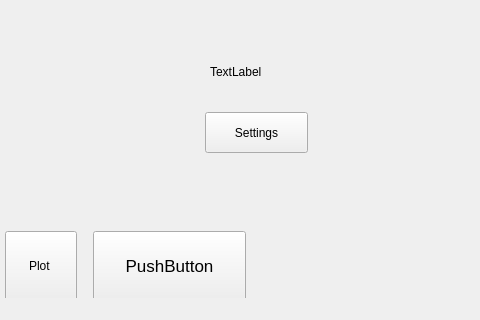
Above: gui_file.ui from anhnda/DemoApp before the change; both pictures show x 0 to 480 and y 373 to 693 of the 856 by 693 pixel window. Below: the same form after it.
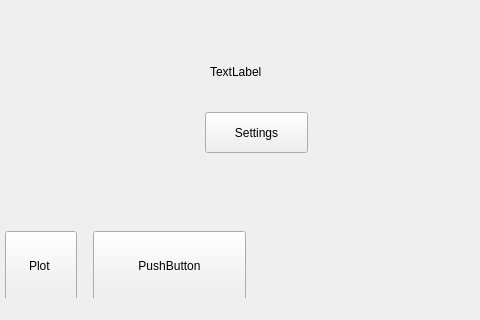
That is the form after the change.

What changed in the file:
```diff
--- a/gui_file.ui
+++ b/gui_file.ui
@@ -170,13 +170,6 @@
          <height>0</height>
         </size>
        </property>
-       <property name="font">
-        <font>
-         <family>Arial</family>
-         <pointsize>13</pointsize>
-         <strikeout>false</strikeout>
-        </font>
-       </property>
        <property name="mouseTracking">
         <bool>false</bool>
        </property>
```
Left out of the diff: 5 changed lines with no effect on the pictures.
